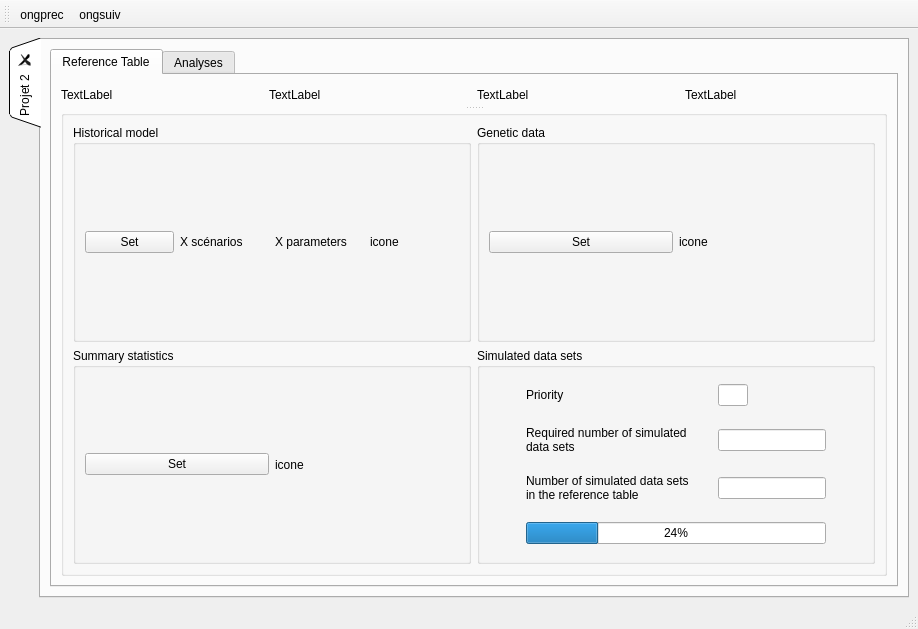
First picture: the form in first_page/firstPageUi.ui, repository cbgp/diyabc, before the edit.
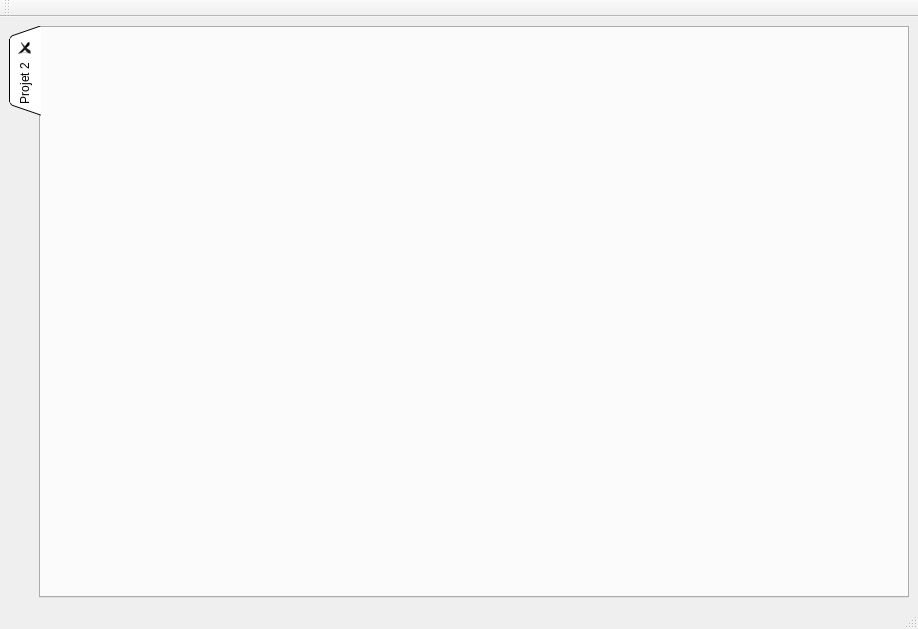
Second picture: the form after the edit. The open tabs and pages were chosen to show the change.

Diff of the .ui file:
```diff
--- a/first_page/firstPageUi.ui
+++ b/first_page/firstPageUi.ui
@@ -53,429 +53,7 @@
          <attribute name="title">
           <string>Projet 2</string>
          </attribute>
-         <layout class="QVBoxLayout" name="verticalLayout">
-          <item>
-           <widget class="QTabWidget" name="tabWidget_2">
-            <property name="currentIndex">
-             <number>1</number>
-            </property>
-            <widget class="QWidget" name="tab">
-             <attribute name="title">
-              <string>Reference Table</string>
-             </attribute>
-             <layout class="QGridLayout" name="gridLayout_4">
-              <item row="0" column="0">
-               <widget class="QSplitter" name="splitter">
-                <property name="orientation">
-                 <enum>Qt::Vertical</enum>
-                </property>
-                <widget class="QWidget" name="horizontalLayoutWidget">
-                 <layout class="QHBoxLayout" name="horizontalLayout">
-                  <item>
-                   <widget class="QLabel" name="label">
-                    <property name="text">
-                     <string>TextLabel</string>
-                    </property>
-                   </widget>
-                  </item>
-                  <item>
-                   <widget class="QLabel" name="label_4">
-                    <property name="text">
-                     <string>TextLabel</string>
-                    </property>
-                   </widget>
-                  </item>
-                  <item>
-                   <widget class="QLabel" name="label_5">
-                    <property name="text">
-                     <string>TextLabel</string>
-                    </property>
-                   </widget>
-                  </item>
-                  <item>
-                   <widget class="QLabel" name="label_3">
-                    <property name="text">
-                     <string>TextLabel</string>
-                    </property>
-                   </widget>
-                  </item>
-                 </layout>
-                </widget>
-                <widget class="QGroupBox" name="groupBox">
-                 <property name="sizePolicy">
-                  <sizepolicy hsizetype="Ignored" vsizetype="Ignored">
-                   <horstretch>0</horstretch>
-                   <verstretch>0</verstretch>
-                  </sizepolicy>
-                 </property>
-                 <property name="minimumSize">
-                  <size>
-                   <width>541</width>
-                   <height>0</height>
-                  </size>
-                 </property>
-                 <property name="title">
-                  <string/>
-                 </property>
-                 <property name="flat">
-                  <bool>false</bool>
-                 </property>
-                 <layout class="QGridLayout" name="gridLayout_3">
-                  <item row="0" column="0">
-                   <widget class="QGroupBox" name="groupBox_7">
-                    <property name="title">
-                     <string>Historical model</string>
-                    </property>
-                    <layout class="QGridLayout" name="gridLayout_9">
-                     <item row="0" column="0">
-                      <layout class="QHBoxLayout" name="horizontalLayout_4">
-                       <item>
-                        <widget class="QPushButton" name="pushButton_8">
-                         <property name="text">
-                          <string>Set</string>
-                         </property>
-                        </widget>
-                       </item>
-                       <item>
-                        <widget class="QLabel" name="label_10">
-                         <property name="text">
-                          <string>X scénarios</string>
-                         </property>
-                        </widget>
-                       </item>
-                       <item>
-                        <widget class="QLabel" name="label_11">
-                         <property name="text">
-                          <string>X parameters</string>
-                         </property>
-                        </widget>
-                       </item>
-                       <item>
-                        <widget class="QLabel" name="label_12">
-                         <property name="text">
-                          <string>icone</string>
-                         </property>
-                        </widget>
-                       </item>
-                      </layout>
-                     </item>
-                    </layout>
-                   </widget>
-                  </item>
-                  <item row="0" column="1">
-                   <widget class="QGroupBox" name="groupBox_6">
-                    <property name="autoFillBackground">
-                     <bool>false</bool>
-                    </property>
-                    <property name="title">
-                     <string>Genetic data</string>
-                    </property>
-                    <layout class="QGridLayout" name="gridLayout_8">
-                     <item row="0" column="0">
-                      <layout class="QHBoxLayout" name="horizontalLayout_3">
-                       <item>
-                        <widget class="QPushButton" name="pushButton_7">
-                         <property name="text">
-                          <string>Set</string>
-                         </property>
-                        </widget>
-                       </item>
-                       <item>
-                        <widget class="QLabel" name="label_14">
-                         <property name="text">
-                          <string>icone</string>
-                         </property>
-                        </widget>
-                       </item>
-                      </layout>
-                     </item>
-                    </layout>
-                   </widget>
-                  </item>
-                  <item row="1" column="0">
-                   <widget class="QGroupBox" name="groupBox_9">
-                    <property name="title">
-                     <string>Summary statistics</string>
-                    </property>
-                    <layout class="QGridLayout" name="gridLayout_12">
-                     <item row="0" column="0">
-                      <layout class="QHBoxLayout" name="horizontalLayout_2">
-                       <item>
-                        <widget class="QPushButton" name="pushButton_10">
-                         <property name="text">
-                          <string>Set</string>
-                         </property>
-                        </widget>
-                       </item>
-                       <item>
-                        <widget class="QLabel" name="label_13">
-                         <property name="text">
-                          <string>icone</string>
-                         </property>
-                        </widget>
-                       </item>
-                      </layout>
-                     </item>
-                    </layout>
-                   </widget>
-                  </item>
-                  <item row="1" column="1">
-                   <widget class="QGroupBox" name="groupBox_8">
-                    <property name="title">
-                     <string>Simulated data sets</string>
-                    </property>
-                    <layout class="QGridLayout" name="gridLayout_11">
-                     <property name="sizeConstraint">
-                      <enum>QLayout::SetDefaultConstraint</enum>
-                     </property>
-                     <item row="1" column="0">
-                      <layout class="QVBoxLayout" name="verticalLayout_3">
-                       <property name="spacing">
-                        <number>20</number>
-                       </property>
-                       <property name="sizeConstraint">
-                        <enum>QLayout::SetDefaultConstraint</enum>
-                       </property>
-                       <item>
-                        <layout class="QGridLayout" name="gridLayout_6">
-                         <property name="sizeConstraint">
-                          <enum>QLayout::SetDefaultConstraint</enum>
-                         </property>
-                         <item row="0" column="0">
-                          <widget class="QLabel" name="label_6">
-                           <property name="text">
-                            <string>Priority</string>
-                           </property>
-                          </widget>
-                         </item>
-                         <item row="1" column="0">
-                          <widget class="QLabel" name="label_9">
-                           <property name="text">
-                            <string>Required number of simulated data sets</string>
-                           </property>
-                           <property name="wordWrap">
-                            <bool>true</bool>
-                           </property>
-                          </widget>
-                         </item>
-                         <item row="2" column="0">
-                          <widget class="QLabel" name="label_8">
-                           <property name="text">
-                            <string>Number of simulated data sets in the reference table</string>
-                           </property>
-                           <property name="textFormat">
-                            <enum>Qt::AutoText</enum>
-                           </property>
-                           <property name="wordWrap">
-                            <bool>true</bool>
-                           </property>
-                          </widget>
-                         </item>
-                         <item row="2" column="1">
-                          <widget class="QLineEdit" name="lineEdit_4">
-                           <property name="sizePolicy">
-                            <sizepolicy hsizetype="Fixed" vsizetype="Fixed">
-                             <horstretch>0</horstretch>
-                             <verstretch>0</verstretch>
-                            </sizepolicy>
-                           </property>
-                           <property name="maximumSize">
-                            <size>
-                             <width>120</width>
-                             <height>16777215</height>
-                            </size>
-                           </property>
-                          </widget>
-                         </item>
-                         <item row="1" column="1">
-                          <widget class="QLineEdit" name="lineEdit_3">
-                           <property name="sizePolicy">
-                            <sizepolicy hsizetype="Fixed" vsizetype="Fixed">
-                             <horstretch>0</horstretch>
-                             <verstretch>0</verstretch>
-                            </sizepolicy>
-                           </property>
-                           <property name="maximumSize">
-                            <size>
-                             <width>120</width>
-                             <height>16777215</height>
-                            </size>
-                           </property>
-                          </widget>
-                         </item>
-                         <item row="0" column="1">
-                          <widget class="QLineEdit" name="lineEdit">
-                           <property name="sizePolicy">
-                            <sizepolicy hsizetype="Fixed" vsizetype="Fixed">
-                             <horstretch>0</horstretch>
-                             <verstretch>0</verstretch>
-                            </sizepolicy>
-                           </property>
-                           <property name="maximumSize">
-                            <size>
-                             <width>30</width>
-                             <height>16777215</height>
-                            </size>
-                           </property>
-                          </widget>
-                         </item>
-                        </layout>
-                       </item>
-                       <item>
-                        <widget class="QProgressBar" name="progressBar">
-                         <property name="sizePolicy">
-                          <sizepolicy hsizetype="Minimum" vsizetype="Fixed">
-                           <horstretch>0</horstretch>
-                           <verstretch>0</verstretch>
-                          </sizepolicy>
-                         </property>
-                         <property name="maximumSize">
-                          <size>
-                           <width>300</width>
-                           <height>16777215</height>
-                          </size>
-                         </property>
-                         <property name="value">
-                          <number>24</number>
-                         </property>
-                         <property name="textVisible">
-                          <bool>true</bool>
-                         </property>
-                        </widget>
-                       </item>
-                      </layout>
-                     </item>
-                    </layout>
-                   </widget>
-                  </item>
-                 </layout>
-                </widget>
-               </widget>
-              </item>
-             </layout>
-            </widget>
-            <widget class="QWidget" name="tab_2">
-             <attribute name="title">
-              <string>Analyses</string>
-             </attribute>
-             <layout class="QGridLayout" name="gridLayout_5">
-              <item row="0" column="0">
-               <layout class="QVBoxLayout" name="verticalLayout_2">
-                <property name="leftMargin">
-                 <number>0</number>
-                </property>
-                <item>
-                 <widget class="QTableWidget" name="tableWidget">
-                  <property name="sortingEnabled">
-                   <bool>true</bool>
-                  </property>
-                  <row>
-                   <property name="text">
-                    <string>1</string>
-                   </property>
-                  </row>
-                  <row>
-                   <property name="text">
-                    <string>2</string>
-                   </property>
-                  </row>
-                  <row>
-                   <property name="text">
-                    <string>3</string>
-                   </property>
-                  </row>
-                  <row>
-                   <property name="text">
-                    <string>4</string>
-                   </property>
-                  </row>
-                  <row>
-                   <property name="text">
-                    <string>5</string>
-                   </property>
-                  </row>
-                  <row>
-                   <property name="text">
-                    <string>6</string>
-                   </property>
-                  </row>
-                  <row>
-                   <property name="text">
-                    <string>7</string>
-                   </property>
-                  </row>
-                  <column>
-                   <property name="text">
-                    <string>name</string>
-                   </property>
-                  </column>
-                  <column>
-                   <property name="text">
-                    <string>type</string>
-                   </property>
-                  </column>
-                  <column>
-                   <property name="text">
-                    <string>parameters</string>
-                   </property>
-                  </column>
-                  <column>
-                   <property name="text">
-                    <string>priority</string>
-                   </property>
-                  </column>
-                  <column>
-                   <property name="text">
-                    <string>status</string>
-                   </property>
-                  </column>
-                  <column>
-                   <property name="text">
-                    <string>results</string>
-                   </property>
-                  </column>
-                 </widget>
-                </item>
-                <item>
-                 <widget class="QPushButton" name="newAnButton">
-                  <property name="sizePolicy">
-                   <sizepolicy hsizetype="Fixed" vsizetype="Fixed">
-                    <horstretch>0</horstretch>
-                    <verstretch>0</verstretch>
-                   </sizepolicy>
-                  </property>
-                  <property name="minimumSize">
-                   <size>
-                    <width>581</width>
-                    <height>101</height>
-                   </size>
-                  </property>
-                  <property name="baseSize">
-                   <size>
-                    <width>581</width>
-                    <height>101</height>
-                   </size>
-                  </property>
-                  <property name="font">
-                   <font>
-                    <pointsize>17</pointsize>
-                   </font>
-                  </property>
-                  <property name="layoutDirection">
-                   <enum>Qt::LeftToRight</enum>
-                  </property>
-                  <property name="text">
-                   <string>Define new analysis</string>
-                  </property>
-                 </widget>
-                </item>
-               </layout>
-              </item>
-             </layout>
-            </widget>
-           </widget>
-          </item>
-         </layout>
+         <layout class="QVBoxLayout" name="verticalLayout"/>
         </widget>
        </widget>
       </item>
@@ -504,8 +82,6 @@
    <attribute name="toolBarBreak">
     <bool>false</bool>
    </attribute>
-   <addaction name="actionOngprec"/>
-   <addaction name="actionOngsuiv"/>
   </widget>
   <action name="actionWeb">
    <property name="checkable">
```
